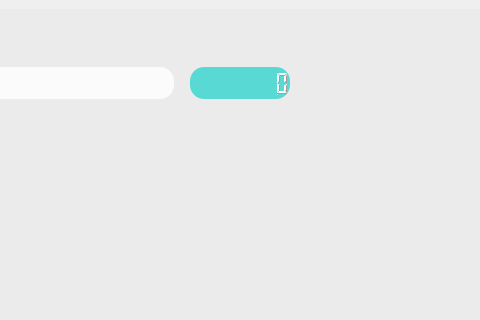
The window that src/famiowl_client.ui (ez4bk/S-Team-Project) describes before a commit, drawn with Qt 5; both pictures show x 305 to 785 and y 0 to 320 of the 900 by 600 pixel window.
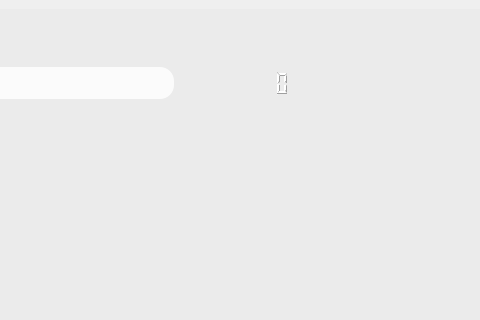
The same window after the commit. Icons and pictures are not drawn.

The edit to the form file:
```diff
--- a/src/famiowl_client.ui
+++ b/src/famiowl_client.ui
@@ -528,9 +528,11 @@
                  <bool>false</bool>
                 </property>
                 <property name="styleSheet">
-                 <string notr="true">background-color: rgb(89, 217, 212);
-border-radius: 14px;
-color: white;</string>
+                                                                    <string notr="true">background-color: rgb(89, 217,
+                                                                        212);
+                                                                        border-radius: 14px;
+                                                                        color: white;
+                                                                    </string>
                 </property>
                 <property name="smallDecimalPoint">
                  <bool>false</bool>
```
Left out of the diff: 257 changed lines with no effect on the pictures. Lines whose indentation alone changed are shown as unchanged.
